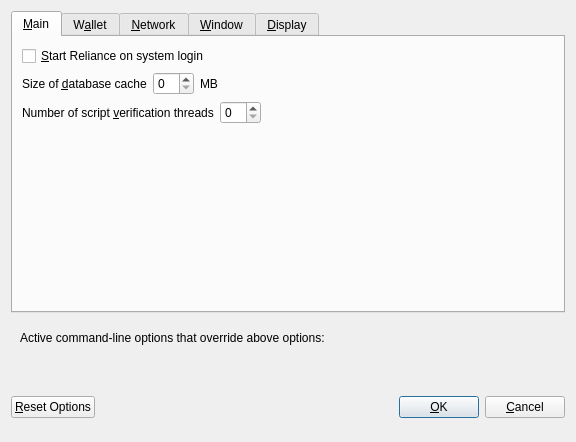
Old version of the form src/qt/forms/optionsdialog.ui in the repository supertref/Reex.
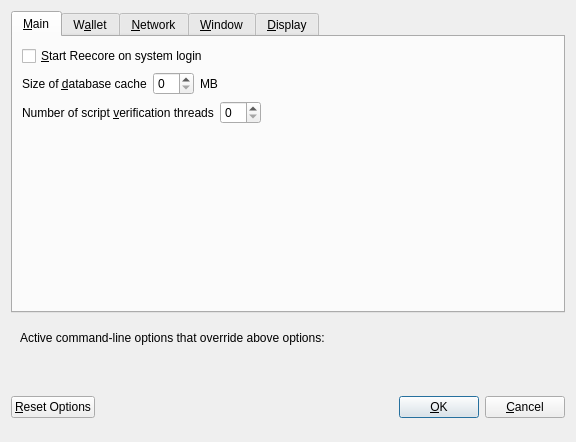
New version of the form. Custom widgets are drawn as their Qt base class.

```diff
--- a/src/qt/forms/optionsdialog.ui
+++ b/src/qt/forms/optionsdialog.ui
@@ -33,7 +33,7 @@
           <string>Automatically start Reliance after logging in to the system.</string>
          </property>
          <property name="text">
-          <string>&amp;Start Reliance on system login</string>
+          <string>&amp;Start Reecore on system login</string>
          </property>
         </widget>
        </item>
```
Left out of the diff: 8 changed lines with no effect on the pictures.
